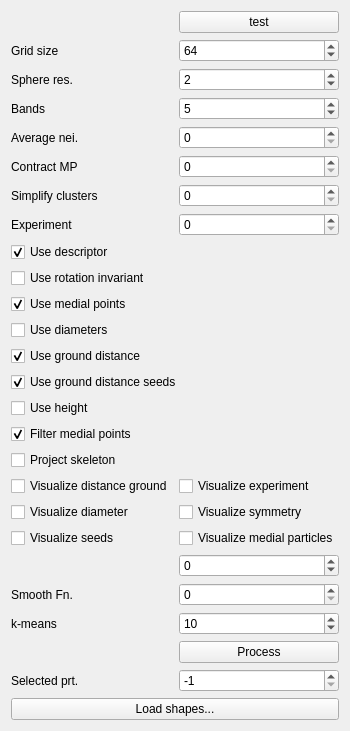
The window that particles/particles-widget.ui (ialhashim/ddtt-dev) describes before a commit, drawn with Qt 5.
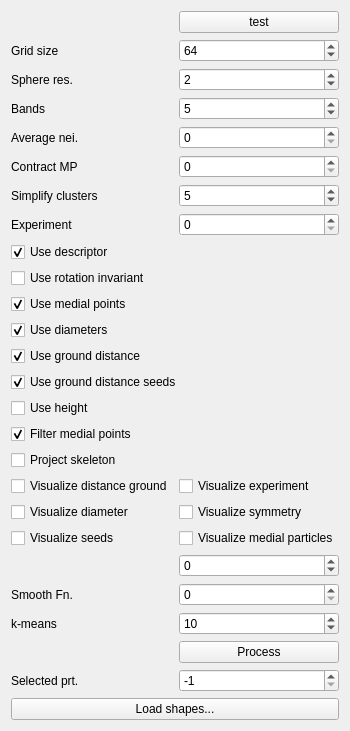
The same window after the commit.

Commit message: [particles] merging symmetry planes.

Patch:
```diff
--- a/particles/particles-widget.ui
+++ b/particles/particles-widget.ui
@@ -7,7 +7,7 @@
     <x>0</x>
     <y>0</y>
     <width>306</width>
-    <height>651</height>
+    <height>667</height>
    </rect>
   </property>
   <property name="windowTitle">
@@ -115,7 +115,7 @@
    <item row="6" column="1">
     <widget class="QSpinBox" name="simplifyCluster">
      <property name="value">
-      <number>0</number>
+      <number>5</number>
      </property>
     </widget>
    </item>
@@ -219,6 +219,9 @@
      <property name="text">
       <string>Use diameters</string>
      </property>
+     <property name="checked">
+      <bool>true</bool>
+     </property>
     </widget>
    </item>
    <item row="13" column="0" colspan="2">
```
The commit also changes 3 other files.
